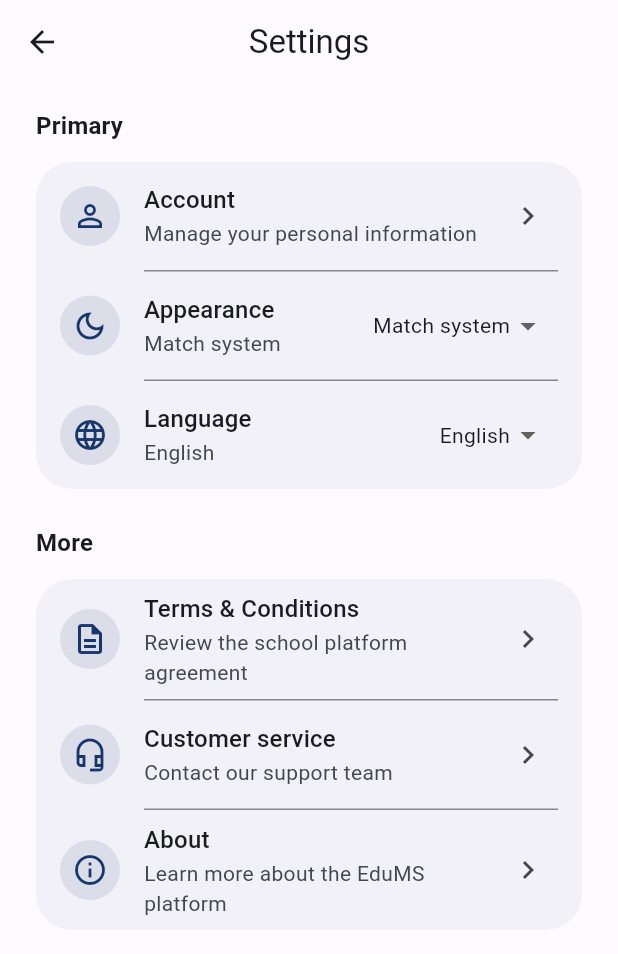
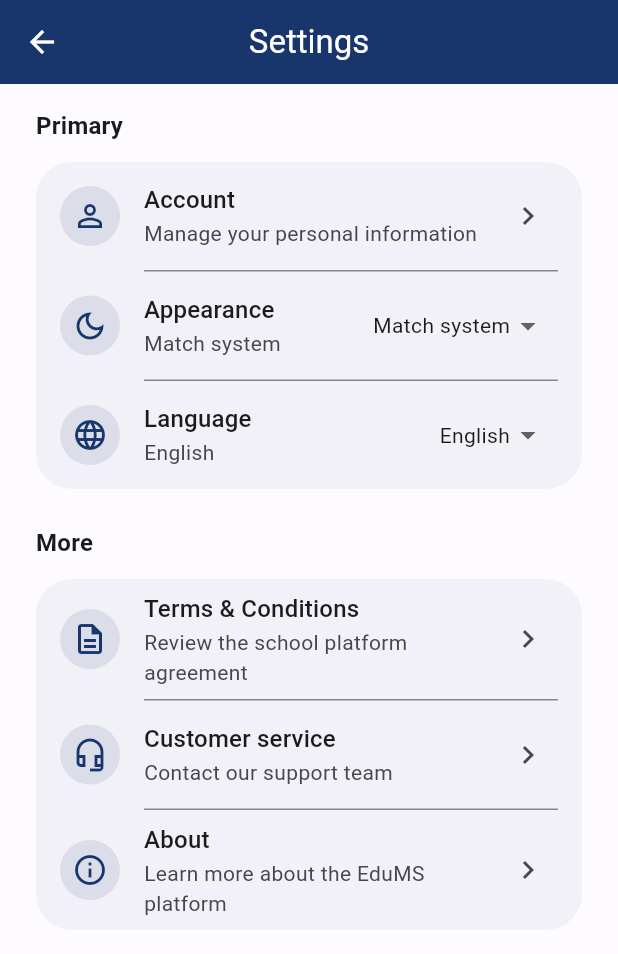
Before and after one commit to MedAmineBaklouti/EduMS-firebase, a Flutter app: the SettingsView screen opened by its route, on a phone screen of 412 x 824 dp. Shown: the top 954 px of the screen. Run offline on Flutter 3.47's test engine with Material 3 defaults, Android fonts, the phone set to English and light mode, and no system bars; our stand-ins replace cloud_firestore, connectivity_plus, dio, firebase_auth, firebase_core, firebase_messaging and 6 more; missing offline and left inert: dart:html, file_selector; accounts and stored records are empty; statements that could not run were skipped.

Commit message:
Update settings app bar color

```diff
--- a/lib/modules/settings/views/settings_view.dart
+++ b/lib/modules/settings/views/settings_view.dart
@@ -12,6 +12,8 @@ class SettingsView extends GetView<SettingsController> {
 
     return Scaffold(
       appBar: AppBar(
+        backgroundColor: theme.colorScheme.primary,
+        foregroundColor: theme.colorScheme.onPrimary,
         title: Text('settings_title'.tr),
       ),
       body: Obx(
```
